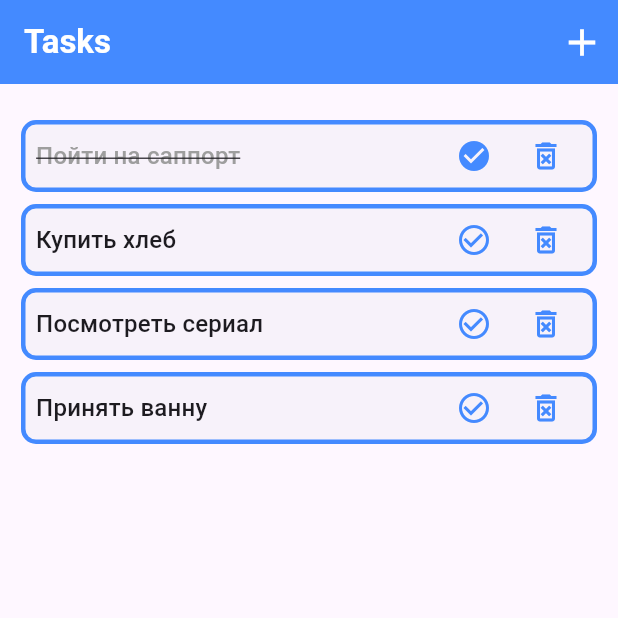
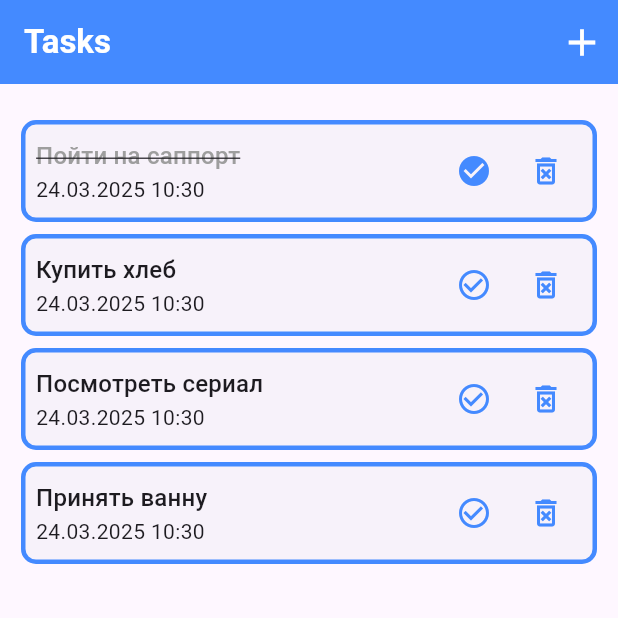
Before and after one commit to eliiimbek/todo_list, a Flutter app: the screen it shows after launch, after a tap on the "check circle outline" icon, on a phone screen of 412 x 824 dp, the top half of it. Run offline on Flutter 3.47's test engine with Material 3 defaults, Android fonts, the phone set to English and light mode, and no system bars.

Commit message:
homeWork27: add completed date and time

```diff
--- /dev/null
+++ b/lib/halpers/format_datetime.dart
@@ -0,0 +1,16 @@
+String _zeroPad(int dateTimeValue) {
+  if (dateTimeValue < 10) {
+    return '0$dateTimeValue';
+  }
+  return dateTimeValue.toString();
+}
+
+String formatDateTime(DateTime completedDateTime) {
+  final day = _zeroPad(completedDateTime.day);
+  final month = _zeroPad(completedDateTime.month);
+  final year = completedDateTime.year;
+  final hour = _zeroPad(completedDateTime.hour);
+  final minute = _zeroPad(completedDateTime.minute);
+
+  return '$day.$month.$year $hour:$minute';
+}
--- a/lib/models/task.dart
+++ b/lib/models/task.dart
@@ -1,9 +1,13 @@
 class Task {
   final String taskTitle;
   bool isCompleted;
+  DateTime? deadLineTime;
+  DateTime? completeTime;
 
   Task({
     required this.isCompleted,
     required this.taskTitle,
+    required this.deadLineTime,
+    required this.completeTime,
   });
 }
--- a/lib/tasks_list.dart
+++ b/lib/tasks_list.dart
@@ -12,10 +12,30 @@ class TasksList extends StatefulWidget {
 
 class _TodoListState extends State<TasksList> {
   List<Task> tasks = [
-    Task(taskTitle: 'Пойти на саппорт', isCompleted: false),
-    Task(taskTitle: 'Купить хлеб', isCompleted: false),
-    Task(taskTitle: 'Посмотреть сериал', isCompleted: false),
-    Task(taskTitle: 'Принять ванну', isCompleted: false),
+    Task(
+      taskTitle: 'Пойти на саппорт',
+      isCompleted: false,
+      deadLineTime: null,
+      completeTime: DateTime.now(),
+    ),
+    Task(
+      taskTitle: 'Купить хлеб',
+      isCompleted: false,
+      deadLineTime: null,
+      completeTime: DateTime.now(),
+    ),
+    Task(
+      taskTitle: 'Посмотреть сериал',
+      isCompleted: false,
+      deadLineTime: null,
+      completeTime: DateTime.now(),
+    ),
+    Task(
+      taskTitle: 'Принять ванну',
+      isCompleted: false,
+      deadLineTime: null,
+      completeTime: DateTime.now(),
+    ),
   ];
 
   void removeTask(Task task) {
--- a/lib/widgets/add_task.dart
+++ b/lib/widgets/add_task.dart
@@ -17,7 +17,12 @@ class _AddTaskState extends State<AddTask> {
   }
 
   void onAdd() {
-    final newTodo = Task(taskTitle: title, isCompleted: false);
+    final newTodo = Task(
+      taskTitle: title,
+      isCompleted: false,
+      deadLineTime: null,
+      completeTime: null,
+    );
     widget.onTaskCreated(newTodo);
     onCanceled();
   }
--- a/lib/widgets/task_card.dart
+++ b/lib/widgets/task_card.dart
@@ -1,4 +1,5 @@
 import 'package:flutter/material.dart';
+import 'package:todo_list/halpers/format_datetime.dart';
 import 'package:todo_list/models/task.dart';
 
 class TaskCard extends StatelessWidget {
@@ -22,9 +23,12 @@ class TaskCard extends StatelessWidget {
         borderRadius: BorderRadius.circular(10),
       ),
       child: Padding(
-        padding: EdgeInsets.symmetric(horizontal: 10),
+        padding: EdgeInsets.all(10),
         child: Row(
           mainAxisAlignment: MainAxisAlignment.spaceBetween,
+          children: [
+            Column(
+              crossAxisAlignment: CrossAxisAlignment.start,
               children: [
                 Text(
                   task.taskTitle,
@@ -34,6 +38,9 @@ class TaskCard extends StatelessWidget {
                           color: Colors.grey.shade500,
                           decoration: TextDecoration.lineThrough,
                         ),
+                ),
+                Text(formatDateTime(task.completeTime!)),
+              ],
             ),
             Row(
               children: [
```
Also changed, not shown: pubspec.lock. Lines whose indentation alone changed are shown as unchanged.
